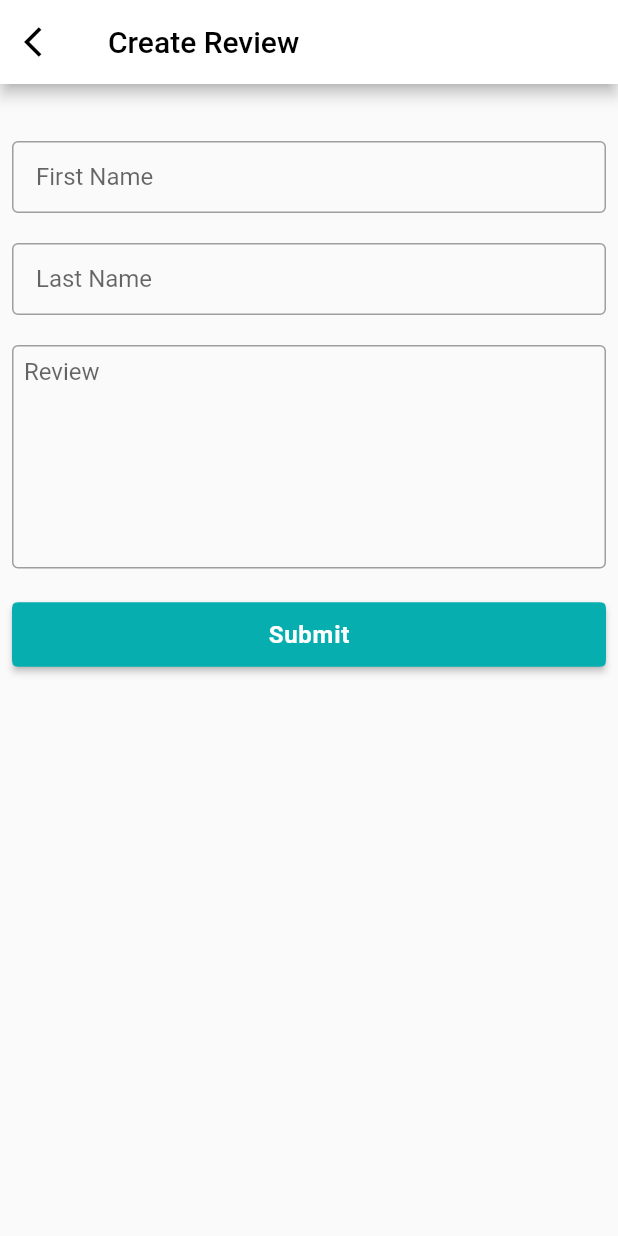
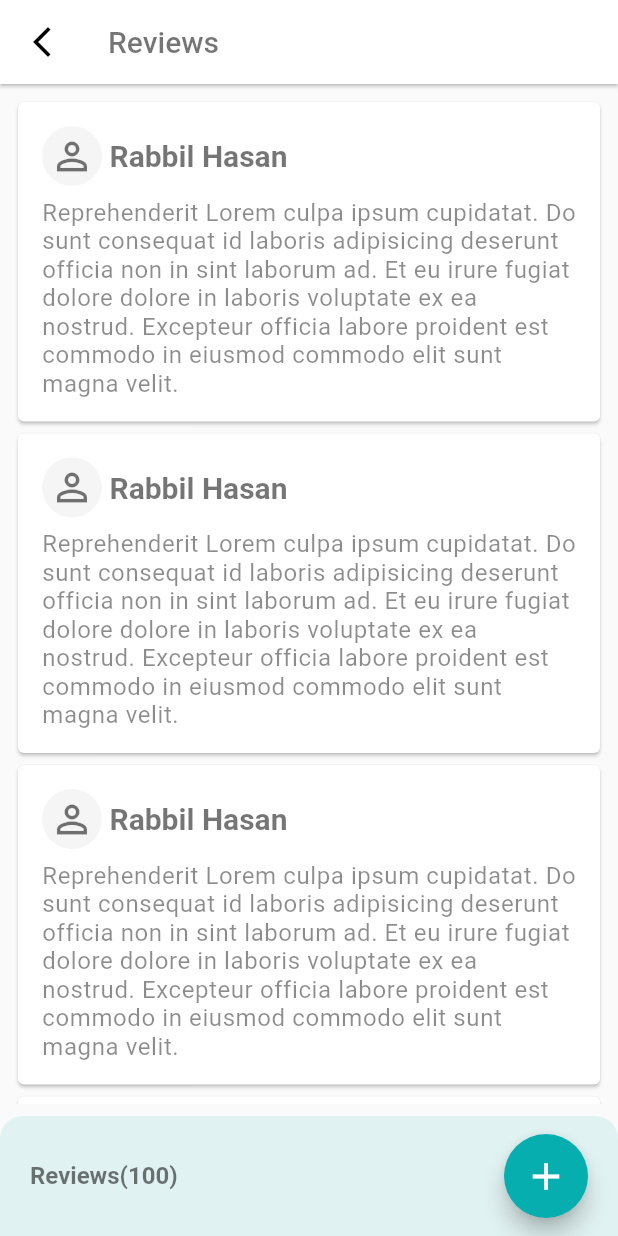
Before and after one commit to MehadiReaz/CraftyBay, a Flutter app: the CreateReviewScreen screen opened directly, after a tap on the "arrow back ios" icon, on a phone screen of 412 x 824 dp. Run offline on Flutter 3.47's test engine with Material 2 defaults, Android fonts, the phone set to English and light mode, and no system bars; our stand-ins replace carousel_slider, flutter_svg, get, pin_code_fields.

Commit message:
Review Screen

```diff
--- a/lib/presentation/ui/screens/create_review_screen.dart
+++ b/lib/presentation/ui/screens/create_review_screen.dart
@@ -1,3 +1,4 @@
+import 'package:e_commerce_app/presentation/ui/screens/review_screen.dart';
 import 'package:flutter/material.dart';
 import 'package:get/get.dart';
 
@@ -9,7 +10,9 @@ class CreateReviewScreen extends StatelessWidget {
     return Scaffold(
       appBar: AppBar(
         leading: IconButton(
-            onPressed: () {},
+            onPressed: () {
+              Get.to(ReviewScreen());
+            },
             icon: Icon(
               Icons.arrow_back_ios,
               color: Colors.black,
--- a/lib/presentation/ui/screens/product_details_screen.dart
+++ b/lib/presentation/ui/screens/product_details_screen.dart
@@ -1,5 +1,7 @@
+import 'package:e_commerce_app/presentation/ui/screens/home_screen.dart';
 import 'package:e_commerce_app/presentation/ui/widgets/product_image_slider.dart';
 import 'package:flutter/material.dart';
+import 'package:get/get.dart';
 
 class ProductDetailsScreen extends StatelessWidget {
   const ProductDetailsScreen({super.key});
@@ -16,7 +18,14 @@ class ProductDetailsScreen extends StatelessWidget {
                 AppBar(
                   elevation: 0,
                   backgroundColor: Colors.transparent,
-                  leading: BackButton(color: Colors.black54),
+                  leading: IconButton(
+                    onPressed: () {
+                      Get.to(
+                        HomeScreen(),
+                      );
+                    },
+                    icon: Icon(Icons.arrow_back_ios_new, color: Colors.black54),
+                  ),
                   title: Text(
                     'Product Details',
                     style: TextStyle(color: Colors.black54),
--- /dev/null
+++ b/lib/presentation/ui/screens/review_screen.dart
@@ -0,0 +1,146 @@
+import 'package:e_commerce_app/presentation/ui/screens/create_review_screen.dart';
+import 'package:e_commerce_app/presentation/ui/screens/product_details_screen.dart';
+import 'package:e_commerce_app/presentation/ui/utility/app_colors.dart';
+import 'package:flutter/material.dart';
+import 'package:get/get.dart';
+
+class ReviewScreen extends StatelessWidget {
+  const ReviewScreen({super.key});
+
+  @override
+  Widget build(BuildContext context) {
+    return SafeArea(
+      child: Scaffold(
+          appBar: AppBar(
+            elevation: 1,
+            backgroundColor: Colors.white,
+            title: Text(
+              'Reviews',
+              style: TextStyle(color: Colors.black54),
+            ),
+            leading: IconButton(
+              onPressed: () {
+                Get.to(ProductDetailsScreen());
+              },
+              icon: Icon(
+                Icons.arrow_back_ios_new,
+                color: Colors.black,
+              ),
+            ),
+          ),
+          body: Column(
+            children: [
+              Expanded(
+                child: Padding(
+                  padding: EdgeInsets.all(8),
+                  child: ListView.builder(
+                    itemCount: 5,
+                    itemBuilder: (context, index) {
+                      return Container(
+                        width:
+                            double.infinity, // Expand the width to the maximum
+                        child: Card(
+                          child: Padding(
+                            padding: EdgeInsets.all(16),
+                            child: Column(
+                              children: [
+                                Row(
+                                  children: [
+                                    CircleAvatar(
+                                      child: Icon(
+                                        Icons.person_outline,
+                                        color: Colors.black54,
+                                        size: 30,
+                                      ),
+                                      backgroundColor: Colors.grey.shade100,
+                                      radius: 20,
+                                    ),
+                                    SizedBox(width: 5),
+                                    Text(
+                                      'Rabbil',
+                                      style: TextStyle(
+                                        fontSize: 20,
+                                        fontWeight: FontWeight.w700,
+                                        color: Colors.black54,
+                                      ),
+                                    ),
+                                    SizedBox(width: 5),
+                                    Text(
+                                      'Hasan',
+                                      style: TextStyle(
+                                        fontSize: 20,
+                                        fontWeight: FontWeight.w700,
+                                        color: Colors.black54,
+                                      ),
+                                    ),
+                                  ],
+                                ),
+                                SizedBox(height: 8),
+                                Text(
+                                  'Reprehenderit Lorem culpa ipsum cupidatat. Do sunt consequat id laboris adipisicing deserunt officia non in sint laborum ad. Et eu irure fugiat dolore dolore in laboris voluptate ex ea nostrud. Excepteur officia labore proident est commodo in eiusmod commodo elit sunt magna velit.',
+                                  style: TextStyle(
+                                    fontSize: 16,
+                                    color: Colors.black45,
+                                    letterSpacing: 0.4,
+                                  ),
+                                ),
+                              ],
+                            ),
+                          ),
+                        ),
+                      );
+                    },
+                  ),
+                ),
+              ),
+              Container(
+                height: 80,
+                // width: double.infinity,
+                decoration: BoxDecoration(
+                  color: AppColor.primaryColor.withOpacity(.1),
+                  borderRadius: BorderRadiusDirectional.only(
+                    topEnd: Radius.circular(15),
+                    topStart: Radius.circular(15),
+                  ),
+                ),
+                child: Row(
+                  children: [
+                    SizedBox(
+                      width: 20,
+                    ),
+                    Text(
+                      'Reviews',
+                      style: TextStyle(
+                          color: Colors.black54,
+                          fontSize: 16,
+                          fontWeight: FontWeight.w700),
+                    ),
+                    Text(
+                      '(100)',
+                      style: TextStyle(
+                          color: Colors.black54,
+                          fontSize: 16,
+                          fontWeight: FontWeight.w700),
+                    ),
+                    Spacer(),
+                    FloatingActionButton(
+                      onPressed: () {
+                        Get.to(CreateReviewScreen());
+                      },
+                      backgroundColor: AppColor.primaryColor,
+                      child: Icon(
+                        Icons.add,
+                        size: 30,
+                      ),
+                    ),
+                    SizedBox(
+                      width: 20,
+                    ),
+                  ],
+                ),
+              ),
+            ],
+          )),
+    );
+  }
+}
```
